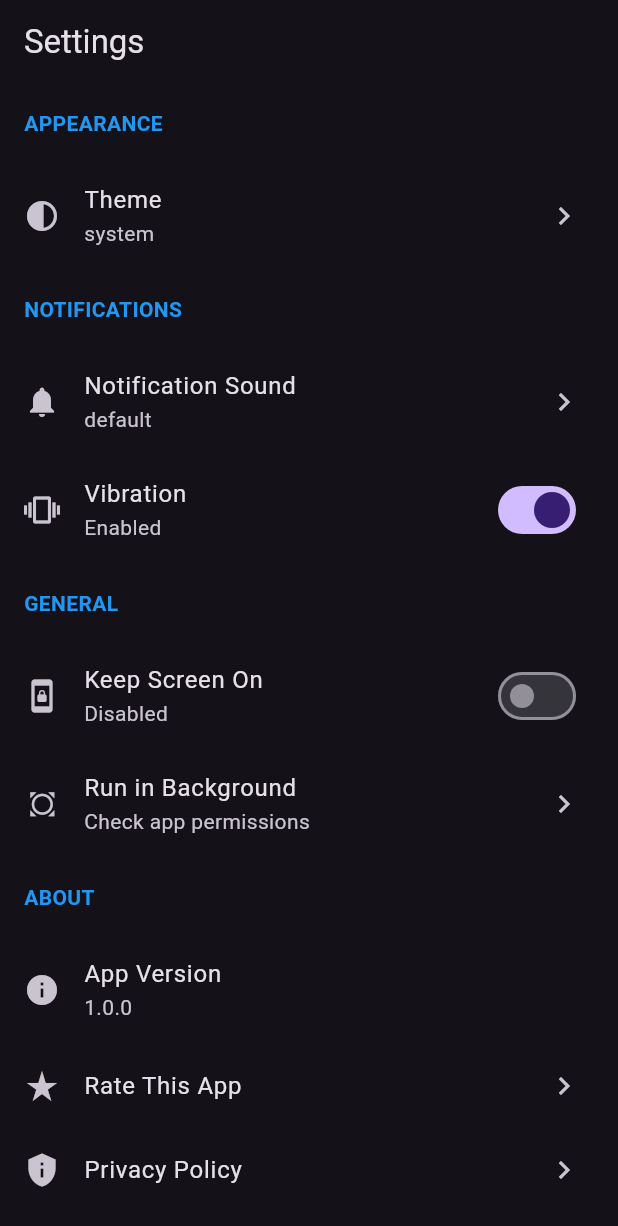
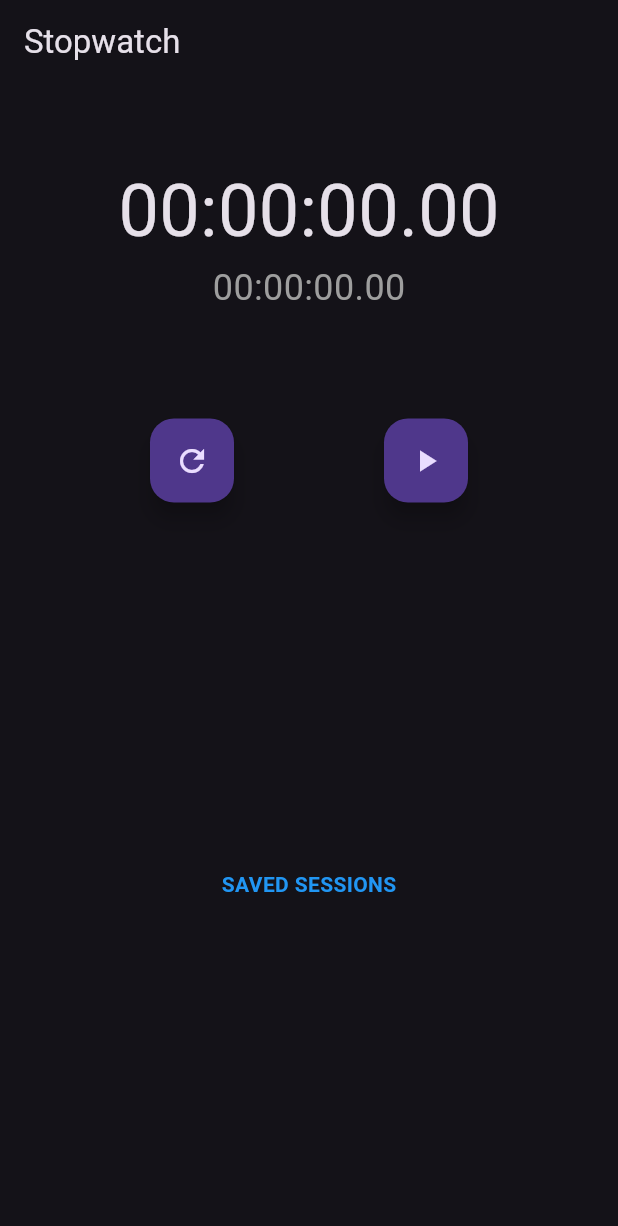
Before and after one commit to Sedocan87/Multitimer2, a Flutter app: the screen it shows after launch, on a phone screen of 412 x 824 dp. Shown: the top 1226 px of the screen. Run offline on Flutter 3.47's test engine with Material 3 defaults, Android fonts, the phone set to English and light mode, and no system bars.

Commit message:
feat: Implement Stopwatch Screen
- Implemented the UI for the stopwatch screen according to the design file.
- Added stopwatch logic for start, stop, lap, and reset.
- Integrated the stopwatch screen as the main screen of the application.
- Fixed a layout bug and implemented lap time display based on code review feedback.

```diff
--- a/time_blocks/lib/main.dart
+++ b/time_blocks/lib/main.dart
@@ -1,5 +1,5 @@
 import 'package:flutter/material.dart';
-import 'package:time_blocks/screens/settings_screen.dart';
+import 'package:time_blocks/screens/stopwatch_screen.dart';
 
 void main() {
   runApp(const MyApp());
@@ -13,7 +13,7 @@ class MyApp extends StatelessWidget {
     return MaterialApp(
       title: 'Time Blocks',
       theme: ThemeData.dark(),
-      home: const SettingsScreen(),
+      home: const StopwatchScreen(),
     );
   }
 }
--- /dev/null
+++ b/time_blocks/lib/screens/stopwatch_screen.dart
@@ -0,0 +1,151 @@
+import 'dart:async';
+import 'package:flutter/material.dart';
+
+class StopwatchScreen extends StatefulWidget {
+  const StopwatchScreen({super.key});
+
+  @override
+  State<StopwatchScreen> createState() => _StopwatchScreenState();
+}
+
+class _StopwatchScreenState extends State<StopwatchScreen> {
+  final Stopwatch _stopwatch = Stopwatch();
+  final Stopwatch _lapStopwatch = Stopwatch();
+  late Timer _timer;
+  String _result = '00:00:00.00';
+  String _lapResult = '00:00:00.00';
+  final List<String> _laps = [];
+
+  void _start() {
+    _timer = Timer.periodic(const Duration(milliseconds: 10), (Timer t) {
+      setState(() {
+        _result =
+            '${_stopwatch.elapsed.inMinutes.toString().padLeft(2, '0')}:${(_stopwatch.elapsed.inSeconds % 60).toString().padLeft(2, '0')}:${(_stopwatch.elapsed.inMilliseconds % 1000 ~/ 10).toString().padLeft(2, '0')}';
+        _lapResult =
+            '${_lapStopwatch.elapsed.inMinutes.toString().padLeft(2, '0')}:${(_lapStopwatch.elapsed.inSeconds % 60).toString().padLeft(2, '0')}:${(_lapStopwatch.elapsed.inMilliseconds % 1000 ~/ 10).toString().padLeft(2, '0')}';
+      });
+    });
+    _stopwatch.start();
+    _lapStopwatch.start();
+  }
+
+  void _stop() {
+    _timer.cancel();
+    _stopwatch.stop();
+    _lapStopwatch.stop();
+  }
+
+  void _lap() {
+    setState(() {
+      _laps.add(_result);
+    });
+    _lapStopwatch.reset();
+  }
+
+  void _reset() {
+    _stop();
+    _stopwatch.reset();
+    _lapStopwatch.reset();
+    setState(() {
+      _laps.clear();
+      _result = '00:00:00.00';
+      _lapResult = '00:00:00.00';
+    });
+  }
+
+  @override
+  Widget build(BuildContext context) {
+    return Scaffold(
+      appBar: AppBar(
+        title: const Text('Stopwatch'),
+      ),
+      body: Column(
+        children: [
+          _buildTimerDisplay(),
+          _buildControls(),
+          _buildLapList(),
+          _buildSavedSessionsHeader(),
+          // TODO: Implement Saved Sessions in Phase 5
+          _buildSavedSessionsList(),
+        ],
+      ),
+    );
+  }
+
+  Widget _buildTimerDisplay() {
+    return Padding(
+      padding: const EdgeInsets.symmetric(vertical: 50.0),
+      child: Column(
+        children: [
+          Text(
+            _result,
+            style: const TextStyle(fontSize: 48.0),
+          ),
+          Text(
+            _lapResult,
+            style: const TextStyle(fontSize: 24.0, color: Colors.grey),
+          ),
+        ],
+      ),
+    );
+  }
+
+  Widget _buildControls() {
+    return Padding(
+      padding: const EdgeInsets.symmetric(vertical: 20.0),
+      child: Row(
+        mainAxisAlignment: MainAxisAlignment.spaceEvenly,
+        children: [
+          FloatingActionButton(
+            onPressed: _stopwatch.isRunning ? _lap : _reset,
+            child: Icon(_stopwatch.isRunning ? Icons.flag : Icons.refresh),
+          ),
+          FloatingActionButton(
+            onPressed: _stopwatch.isRunning ? _stop : _start,
+            child: Icon(_stopwatch.isRunning ? Icons.pause : Icons.play_arrow),
+          ),
+        ],
+      ),
+    );
+  }
+
+  Widget _buildLapList() {
+    return Expanded(
+      child: ListView.builder(
+        itemCount: _laps.length,
+        itemBuilder: (context, index) {
+          return ListTile(
+            leading: Text('Lap ${index + 1}'),
+            title: Text(_laps[index]),
+          );
+        },
+      ),
+    );
+  }
+
+  Widget _buildSavedSessionsHeader() {
+    return const Padding(
+      padding: EdgeInsets.all(16.0),
+      child: Text(
+        'SAVED SESSIONS',
+        style: TextStyle(color: Colors.blue, fontWeight: FontWeight.bold),
+      ),
+    );
+  }
+
+  Widget _buildSavedSessionsList() {
+    return Expanded(
+      child: ListView.builder(
+        itemCount: 0, // Placeholder
+        itemBuilder: (context, index) {
+          return const ListTile(
+            leading: Icon(Icons.history),
+            title: Text('Session 1'),
+            subtitle: Text('00:00:00.00'),
+            trailing: Icon(Icons.chevron_right),
+          );
+        },
+      ),
+    );
+  }
+}
```
Also changed, not shown: 1 other file.
